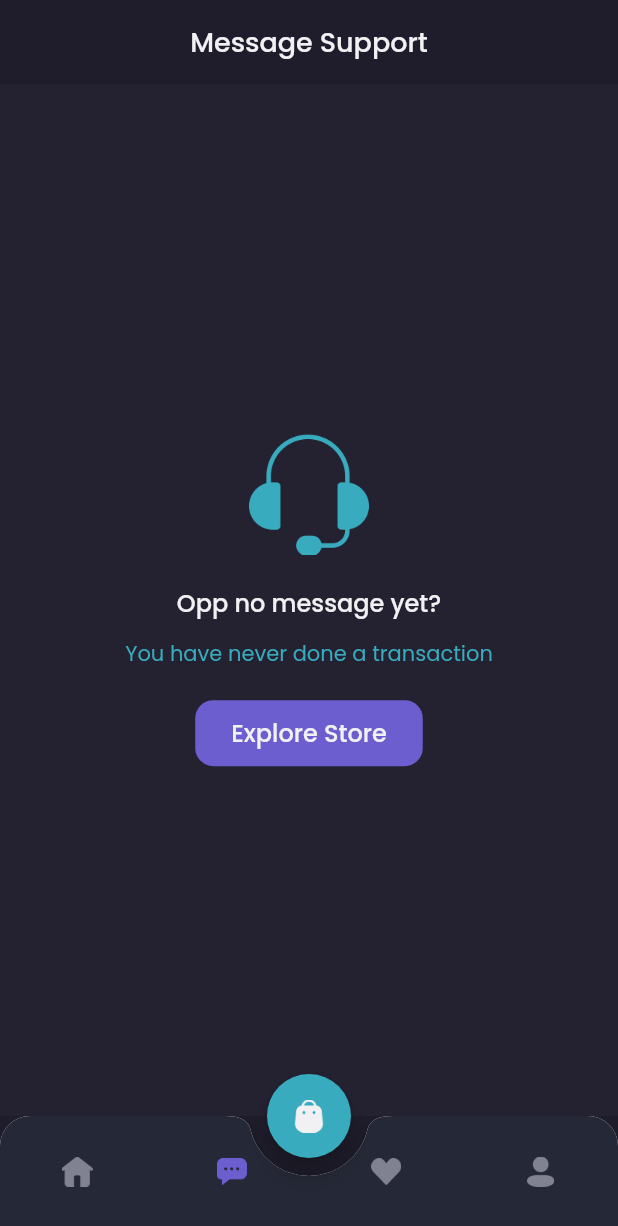
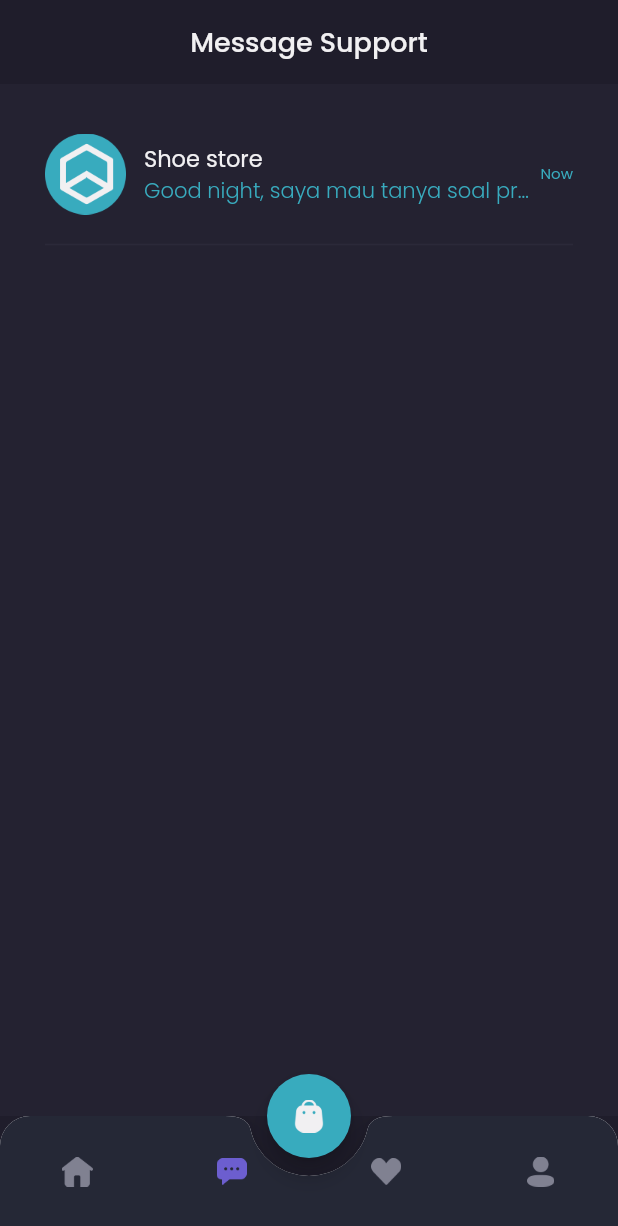
Before and after one commit to filmangullo/shoe-flutter-frontend, a Flutter app: the MainPage screen opened by its route, item 2 of the bottom bar chosen, on a phone screen of 412 x 824 dp. Shown: the top 1226 px of the screen. Run offline on Flutter 3.47's test engine with Material 2 defaults, Android fonts, the phone set to English and light mode, and no system bars; our stand-ins replace google_fonts.

Commit message:
make detail chat chapter 1

```diff
--- a/lib/home/chat_page.dart
+++ b/lib/home/chat_page.dart
@@ -1,5 +1,6 @@
 import 'package:flutter/material.dart';
 import 'package:shoe/theme.dart';
+import 'package:shoe/widgets/chat_tile.dart';
 
 class ChatPage extends StatelessWidget {
   const ChatPage({Key? key}) : super(key: key);
@@ -21,7 +22,7 @@ class ChatPage extends StatelessWidget {
     );
   }
 
-  Widget content()
+  Widget emptyChat()
   {
     return Expanded(
         child: Container(
@@ -85,6 +86,23 @@ class ChatPage extends StatelessWidget {
         )
     );
   }
+  Widget content()
+  {
+    return Expanded(
+        child: Container(
+          width: double.infinity,
+          color: backgroundColor3,
+          child: ListView(
+            padding: EdgeInsets.symmetric(
+              horizontal: defaultMargin
+            ),
+            children: [
+              ChatTile(),
+            ],
+          ),
+        )
+    );
+  }
 
   @override
   Widget build(BuildContext context) {
@@ -92,6 +110,7 @@ class ChatPage extends StatelessWidget {
       children: [
         header(),
         content(),
+        // emptyChat(),
       ],
     );
   }
--- a/lib/main.dart
+++ b/lib/main.dart
@@ -1,5 +1,6 @@
 import 'package:flutter/material.dart';
 import 'package:shoe/home/main_page.dart';
+import 'package:shoe/pages/detail_chat_page.dart';
 import 'package:shoe/pages/sign_in_page.dart';
 import 'package:shoe/pages/splash_page.dart';
 import 'package:shoe/pages/sign_up_page.dart';
@@ -20,7 +21,8 @@ class MyApp extends StatelessWidget {
         '/': (context) => SplashPage(),
         '/sign-in': (content) => SignInPage(),
         '/sign-up': (content) => SignUpPage(),
-        '/home': (context) => MainPage()
+        '/home': (context) => MainPage(),
+        '/detail-chat': (context) => DetailChatPage(),
       },
     );
   }
--- /dev/null
+++ b/lib/widgets/chat_tile.dart
@@ -0,0 +1,68 @@
+import 'package:flutter/material.dart';
+import 'package:shoe/theme.dart';
+
+class ChatTile extends StatelessWidget {
+  const ChatTile({Key? key}) : super(key: key);
+
+  @override
+  Widget build(BuildContext context) {
+    return GestureDetector(
+      onTap: () {
+        Navigator.pushNamed(context, '/detail-chat');
+      },
+      child: Container(
+        margin: EdgeInsets.only(
+          top: 33
+        ),
+        child: Column(
+          children: [
+            Row(
+              children: [
+                Image.asset(
+                  'assets/image_shop_logo.png',
+                  width: 54,
+                ),
+                SizedBox(
+                  width: 12,
+                ),
+                Expanded(
+                  child: Column(
+                    crossAxisAlignment: CrossAxisAlignment.start,
+                    children: [
+                      Text(
+                        'Shoe store',
+                        style: primaryTextStyle.copyWith(
+                          fontSize: 15
+                        ),
+                      ),
+                      Text(
+                        'Good night, saya mau tanya soal product anda',
+                        style: secondaryTextStyle.copyWith(
+                          fontWeight: light
+                        ),
+                        overflow: TextOverflow.ellipsis,
+                      )
+                    ],
+                  ),
+                ),
+                Text(
+                  'Now',
+                  style: secondaryTextStyle.copyWith(
+                    fontSize: 10
+                  ),
+                )
+              ],
+            ),
+            SizedBox(
+              height: 12,
+            ),
+            Divider(
+              thickness: 1,
+              color: Color(0xff2b2939),
+            )
+          ],
+        ),
+      ),
+    );
+  }
+}
```
Also changed, not shown: lib/pages/detail_chat_page.dart (added, +93 -0 lines). Lines whose indentation alone changed are shown as unchanged.
